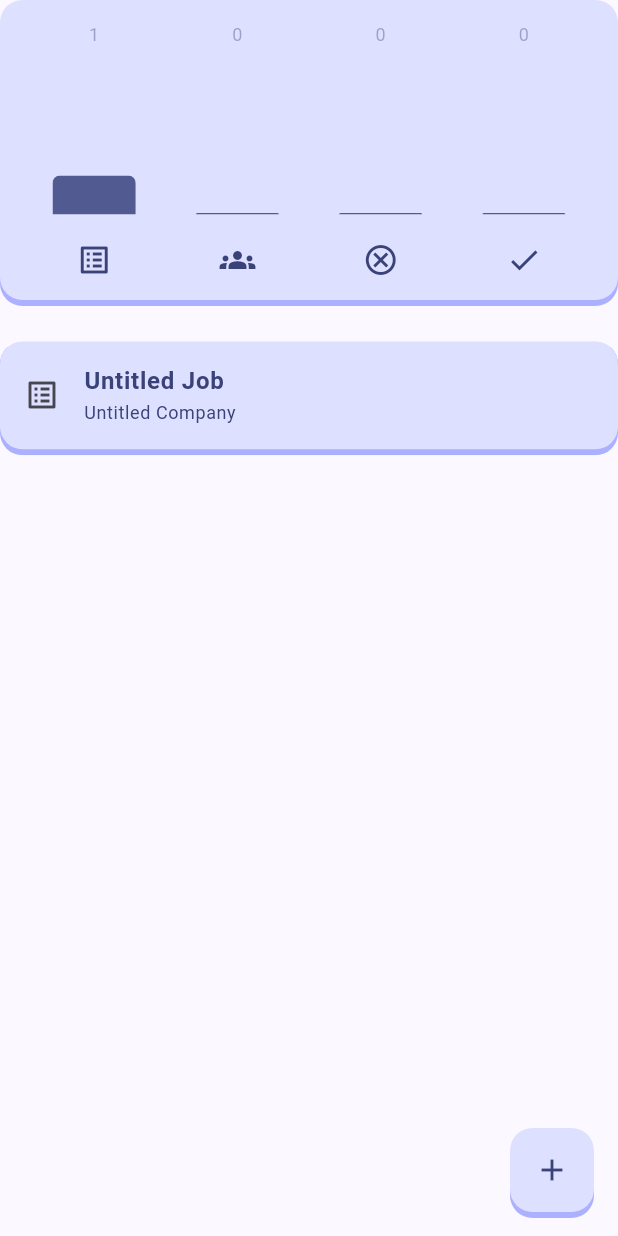
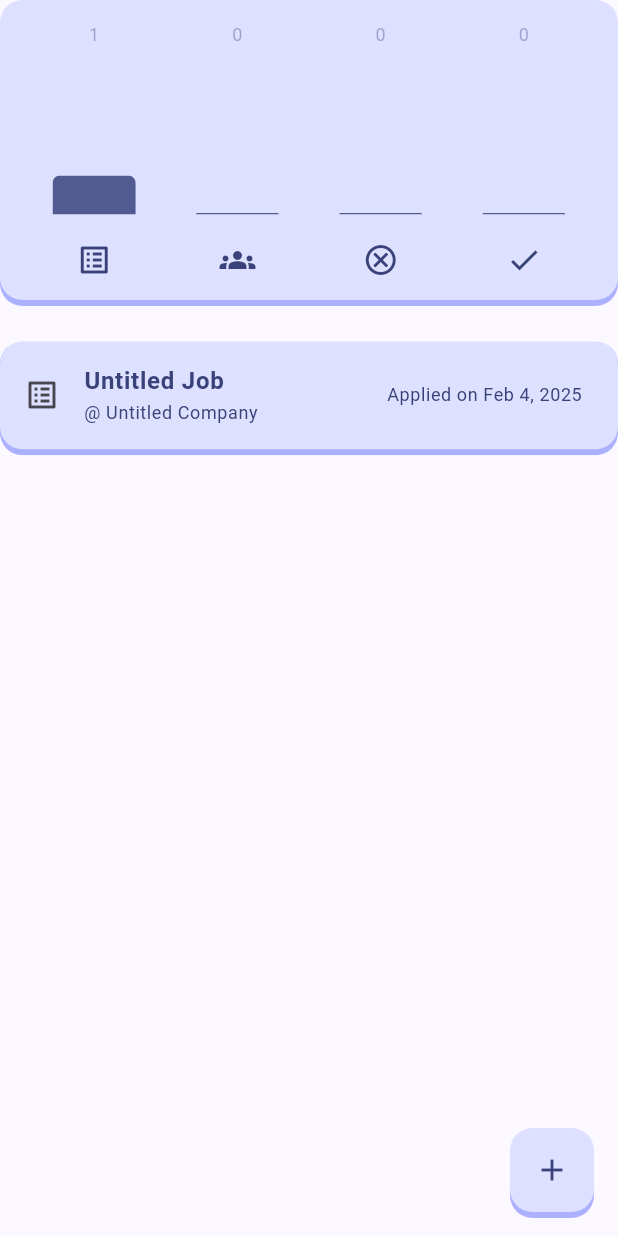
Before and after one commit to RazaMM/job_search, a Flutter app: the screen it shows after launch, after a tap on the "add" icon, on a phone screen of 412 x 824 dp. Run offline on Flutter 3.47's test engine with Material 3 defaults, Android fonts, the phone set to English and light mode, and no system bars; our stand-ins replace flutter_riverpod, freezed_annotation, google_fonts, riverpod_annotation, sqflite, sqflite_common_ffi; accounts and stored records are empty; generated files the repository leaves out were written again.

Commit message:
Add job application date and update subtitle formatting

```diff
--- a/lib/ui/jobs/job_list_item.dart
+++ b/lib/ui/jobs/job_list_item.dart
@@ -119,7 +119,13 @@ class _JobListItemState extends State<JobListItem> {
                   ),
                 ),
                 subtitle: Text(
-                  widget.job.company,
+                  '@ ${widget.job.company}',
+                  style: theme.textTheme.bodySmall!.copyWith(
+                    color: theme.colorScheme.onPrimaryContainer,
+                  ),
+                ),
+                trailing: Text(
+                  'Applied on ${_dateFormatter.format(widget.job.dateApplied)}',
                   style: theme.textTheme.bodySmall!.copyWith(
                     color: theme.colorScheme.onPrimaryContainer,
                   ),
```
